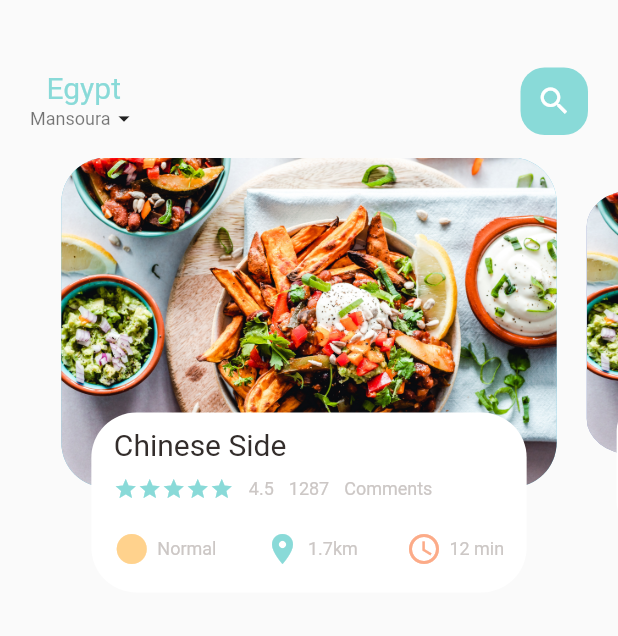
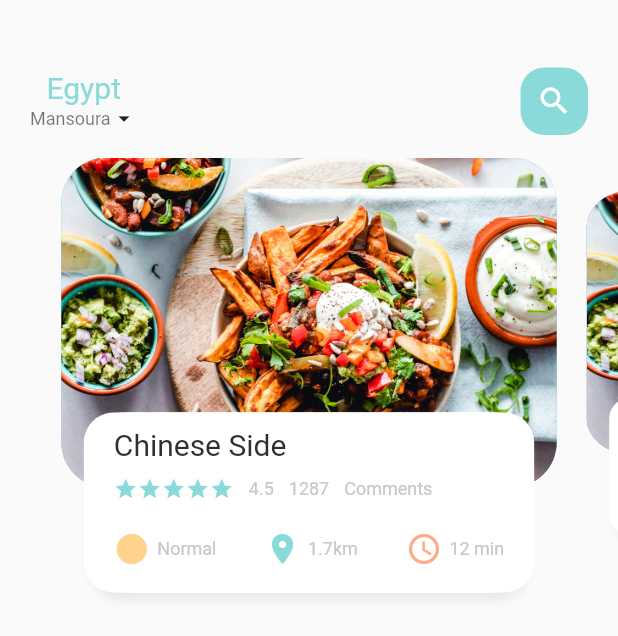
Before and after one commit to ahhmedsafwat/FoodDeliveryApp, a Flutter app: the screen it shows after launch, on a phone screen of 412 x 824 dp. Shown: the top 636 px of the screen. Run offline on Flutter 3.47's test engine with Material 2 defaults, Android fonts, the phone set to English and light mode, and no system bars; missing offline and left inert: dart:ffi.

Commit message:
add shadow under the description section

```diff
--- a/lib/features/home/presentation/views/widgets/card_description.dart
+++ b/lib/features/home/presentation/views/widgets/card_description.dart
@@ -15,7 +15,24 @@ class CardsDescription extends StatelessWidget {
         height: 120,
         margin: const EdgeInsets.only(left: 30, right: 30, bottom: 30),
         decoration: BoxDecoration(
-            borderRadius: BorderRadius.circular(30), color: Colors.white),
+          borderRadius: BorderRadius.circular(20),
+          color: Colors.white,
+          boxShadow: const [
+            BoxShadow(
+              color: Color(0xffe8e8e8),
+              blurRadius: 5,
+              offset: Offset(0, 5),
+            ),
+            BoxShadow(
+              color: Colors.white,
+              offset: Offset(-5, 0),
+            ),
+            BoxShadow(
+              color: Colors.white,
+              offset: Offset(5, 0),
+            )
+          ],
+        ),
         child: Container(
             padding: const EdgeInsets.only(top: 10, left: 15, right: 15),
             child: Column(
```
Also changed, not shown: pubspec.yaml (+4 -11 lines), pubspec.lock.
